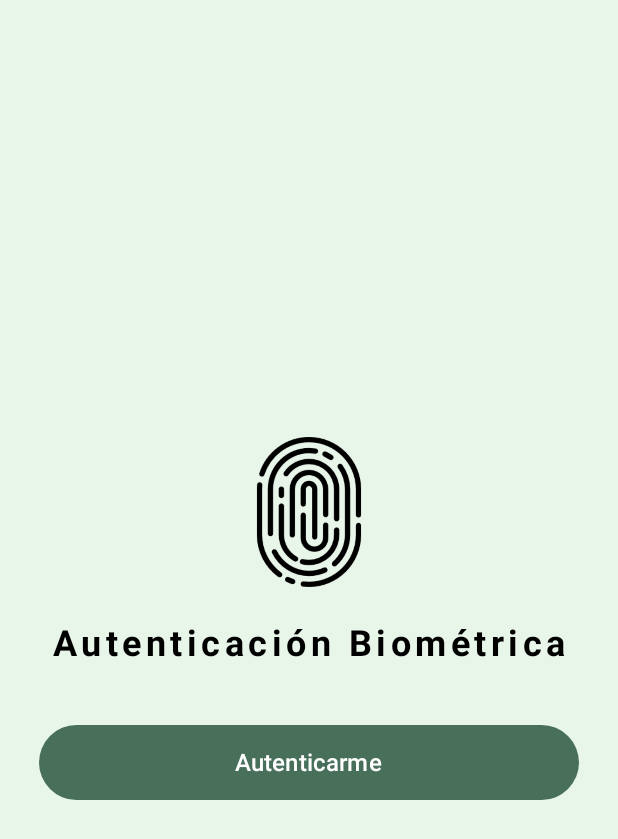
After one commit to Macuts/MisLugares, an Android app built with Jetpack Compose: the BiometricAuthScreen screen opened through its navigation route, on a phone screen of 412 x 824 dp. The commit adds this screen. Shown: the top 839 px of the screen. Run offline under Robolectric (Android 15) with nearby library versions, the phone set to English and light mode, and no system bars.

Commit message:
feat: agrego autenticación por biometria. Se agrega navegación desde el splash -> autenticación -> home.

```diff
--- a/app/build.gradle.kts
+++ b/app/build.gradle.kts
@@ -50,6 +50,8 @@ dependencies {
     implementation(libs.androidx.compose.ui.tooling.preview)
     implementation(libs.androidx.compose.material3)
     implementation(libs.androidx.navigation.compose)
+    //biometria
+    implementation(libs.androidx.biometric)
     testImplementation(libs.junit)
     androidTestImplementation(libs.androidx.junit)
     androidTestImplementation(libs.androidx.espresso.core)
--- a/app/src/main/AndroidManifest.xml
+++ b/app/src/main/AndroidManifest.xml
@@ -1,7 +1,7 @@
 <?xml version="1.0" encoding="utf-8"?>
 <manifest xmlns:android="http://schemas.android.com/apk/res/android"
     xmlns:tools="http://schemas.android.com/tools">
-
+    <uses-permission android:name="android.permission.USE_BIOMETRIC" />
     <application
         android:allowBackup="true"
         android:dataExtractionRules="@xml/data_extraction_rules"
@@ -18,7 +18,6 @@
             android:theme="@style/Theme.MisLugares">
             <intent-filter>
                 <action android:name="android.intent.action.MAIN" />
-
                 <category android:name="android.intent.category.LAUNCHER" />
             </intent-filter>
         </activity>
--- a/app/src/main/java/cl/maqts/app/mislugares/MainActivity.kt
+++ b/app/src/main/java/cl/maqts/app/mislugares/MainActivity.kt
@@ -1,21 +1,13 @@
 package cl.maqts.app.mislugares
 
 import android.os.Bundle
-import androidx.activity.ComponentActivity
 import androidx.activity.compose.setContent
 import androidx.activity.enableEdgeToEdge
-import androidx.compose.foundation.layout.fillMaxSize
-import androidx.compose.foundation.layout.padding
-import androidx.compose.material3.Scaffold
-import androidx.compose.material3.Text
-import androidx.compose.runtime.Composable
-import androidx.compose.ui.Modifier
-import androidx.compose.ui.tooling.preview.Preview
+import androidx.fragment.app.FragmentActivity
 import cl.maqts.app.mislugares.ui.navigation.AppNavigation
-import cl.maqts.app.mislugares.ui.screens.splash.SplashScreen
 import cl.maqts.app.mislugares.ui.theme.AppTheme
 
-class MainActivity : ComponentActivity() {
+class MainActivity : FragmentActivity() {
     override fun onCreate(savedInstanceState: Bundle?) {
         super.onCreate(savedInstanceState)
         enableEdgeToEdge()
--- a/app/src/main/java/cl/maqts/app/mislugares/ui/navigation/AppNavigation.kt
+++ b/app/src/main/java/cl/maqts/app/mislugares/ui/navigation/AppNavigation.kt
@@ -4,6 +4,8 @@ import androidx.compose.runtime.Composable
 import androidx.navigation.compose.NavHost
 import androidx.navigation.compose.composable
 import androidx.navigation.compose.rememberNavController
+import cl.maqts.app.mislugares.ui.screens.authetication.BiometricAuthScreen
+import cl.maqts.app.mislugares.ui.screens.home.HomeScreen
 import cl.maqts.app.mislugares.ui.screens.splash.SplashScreen
 
 @Composable
@@ -15,7 +17,31 @@ fun AppNavigation(){
         startDestination = AppScreens.SplashScreen.route){
 
         composable(AppScreens.SplashScreen.route){
-            SplashScreen()
+            SplashScreen(
+                onSplashFinished = {
+                    navController.navigate(AppScreens.BiometricAuthScreen.route){
+                        popUpTo(AppScreens.SplashScreen.route){
+                            inclusive = true
+                        }
+                    }
+                }
+            )
+        }
+
+        composable(AppScreens.BiometricAuthScreen.route){
+            BiometricAuthScreen(
+                onAuthSuccess = {
+                    navController.navigate(AppScreens.HomeScreen.route){
+                        popUpTo(AppScreens.BiometricAuthScreen.route){
+                            inclusive = true
+                        }
+                    }
+                }
+            )
+        }
+
+        composable(AppScreens.HomeScreen.route){
+            HomeScreen()
         }
     }
 }
--- a/app/src/main/java/cl/maqts/app/mislugares/ui/navigation/AppScreens.kt
+++ b/app/src/main/java/cl/maqts/app/mislugares/ui/navigation/AppScreens.kt
@@ -2,4 +2,7 @@ package cl.maqts.app.mislugares.ui.navigation
 
 sealed class AppScreens(val route: String) {
     object SplashScreen : AppScreens("splash_screen")
+    object BiometricAuthScreen : AppScreens("biometric_auth_screen")
+    object HomeScreen : AppScreens("home_screen")
+
 }
--- /dev/null
+++ b/app/src/main/java/cl/maqts/app/mislugares/ui/screens/authetication/BiometricAuthScreen.kt
@@ -0,0 +1,73 @@
+package cl.maqts.app.mislugares.ui.screens.authetication
+
+import android.util.Log
+import androidx.biometric.BiometricManager.Authenticators.BIOMETRIC_STRONG
+import androidx.biometric.BiometricPrompt
+import androidx.compose.runtime.*
+import androidx.compose.runtime.getValue
+import androidx.compose.ui.platform.LocalContext
+import androidx.core.content.ContextCompat
+import androidx.fragment.app.FragmentActivity
+import androidx.lifecycle.viewmodel.compose.viewModel
+
+
+@Composable
+fun BiometricAuthScreen(
+    onAuthSuccess: () -> Unit,
+    viewModel: BiometricViewModel = viewModel()
+) {
+    val context = LocalContext.current
+    val activity = context as? FragmentActivity
+    val executor = remember { ContextCompat.getMainExecutor(context) }
+    val uiState by viewModel.uiState.collectAsState()
+
+    // Construyo el BiometricPrompt (Modal del sistema para la biometría)
+    val biometricPrompt = remember(activity, executor, viewModel) {
+        activity?.let {
+            BiometricPrompt(it, executor, object : BiometricPrompt.AuthenticationCallback() {
+                override fun onAuthenticationSucceeded(result: BiometricPrompt.AuthenticationResult) {
+                    viewModel.onAuthenticationSucceeded()
+                }
+                override fun onAuthenticationError(errorCode: Int, errString: CharSequence) {
+                    viewModel.onAuthenticationError(errorCode, errString)
+                }
+            })
+        }
+    }
+
+    val promptInfo = remember {
+        BiometricPrompt.PromptInfo.Builder()
+            .setTitle("Autenticación Requerida")
+            .setSubtitle("Usa tu huella para acceder a Mis Lugares")
+            .setAllowedAuthenticators(BIOMETRIC_STRONG) // o BIOMETRIC_STRONG or DEVICE_CREDENTIAL
+            .setNegativeButtonText("Cancelar")
+            .build()
+    }
+
+    // LaunchedEffect para el evento de navegación
+    LaunchedEffect(uiState.authenticationSucceeded) {
+        if (uiState.authenticationSucceeded) {
+            onAuthSuccess() // evento de autenticación exitosa
+        }
+    }
+
+    // LaunchedEffect para el evento de mostrar el diálogo
+    LaunchedEffect(uiState.showPromptBiometri) {
+        if (uiState.showPromptBiometri > 0) {
+            biometricPrompt?.authenticate(promptInfo)
+        }
+    }
+
+    // Lanzar la autenticación automáticamente la primera vez
+    LaunchedEffect(key1 = activity) {
+        if (activity != null){
+            viewModel.onAuthenticateClick()
+            Log.d("BiometricAuthScreen", "Autenticación automática lanzada")
+        }
+    }
+
+    AuthScreenContent(
+        errorMessage = uiState.errorMessage,
+        onAuthenticateClick = { viewModel.onAuthenticateClick() }
+    )
+}
--- /dev/null
+++ b/app/src/main/java/cl/maqts/app/mislugares/ui/screens/authetication/BiometricAuthScreenContent.kt
@@ -0,0 +1,102 @@
+package cl.maqts.app.mislugares.ui.screens.authetication
+
+import androidx.compose.foundation.Image
+import androidx.compose.foundation.background
+import androidx.compose.foundation.layout.Arrangement
+import androidx.compose.foundation.layout.Column
+import androidx.compose.foundation.layout.Spacer
+import androidx.compose.foundation.layout.fillMaxSize
+import androidx.compose.foundation.layout.fillMaxWidth
+import androidx.compose.foundation.layout.height
+import androidx.compose.foundation.layout.padding
+import androidx.compose.foundation.layout.size
+import androidx.compose.material3.Button
+import androidx.compose.material3.ButtonDefaults
+import androidx.compose.material3.Text
+import androidx.compose.runtime.Composable
+import androidx.compose.ui.Alignment
+import androidx.compose.ui.Modifier
+import androidx.compose.ui.graphics.Color
+import androidx.compose.ui.res.painterResource
+import androidx.compose.ui.text.font.FontWeight
+import androidx.compose.ui.text.style.TextAlign
+import androidx.compose.ui.tooling.preview.Preview
+import androidx.compose.ui.unit.dp
+import androidx.compose.ui.unit.sp
+import cl.maqts.app.mislugares.R
+
+@Preview(showBackground = true, name = "Dispositivo con biometria")
+@Composable
+fun BiometricAuthScreenPreview() {
+    AuthScreenContent(onAuthenticateClick = {}, errorMessage = null)
+}
+
+@Preview(showBackground = true, name = "Dispositivo sin biometria")
+@Composable
+fun BiometricAuthErrorPreview() {
+    AuthScreenContent(
+        errorMessage = "Tu dispositivo no soporta biometría.",
+        onAuthenticateClick = {}
+    )
+}
+
+@Composable
+fun AuthScreenContent(
+    errorMessage: String?,
+    onAuthenticateClick: () -> Unit
+) {
+
+        Column(
+            horizontalAlignment = Alignment.CenterHorizontally,
+            verticalArrangement = Arrangement.Center,
+            modifier = Modifier
+                .fillMaxSize()
+                .background(Color(0xFFE8F5E9))
+                .padding(26.dp)
+        ) {
+            Image(
+                painter = painterResource(id = R.drawable.ic_huella_dactilar),
+                contentDescription = "Icono de huella dactilar",
+                modifier = Modifier.size(100.dp)
+            )
+
+            Spacer(modifier = Modifier.height(24.dp))
+
+            Text(
+                text = "Autenticación Biométrica",
+                fontSize = 24.sp,
+                modifier = Modifier.fillMaxWidth(),
+                textAlign = TextAlign.Center,
+                letterSpacing = 3.sp,
+                fontWeight = FontWeight.Bold,
+                color = Color.Black
+            )
+
+            Spacer(modifier = Modifier.height(40.dp))
+
+            Button(
+                onClick = onAuthenticateClick,
+                colors = ButtonDefaults.buttonColors(
+                    containerColor = Color(0xFF476F59),
+                    contentColor = Color.White
+                ),
+                modifier = Modifier
+                    .fillMaxWidth()
+                    .height(50.dp)
+            ) {
+                Text("Autenticarme", fontSize = 16.sp)
+            }
+
+            // Muestro el mensaje de error si existe
+            if (errorMessage != null) {
+                Spacer(modifier = Modifier.height(20.dp))
+                Text(
+                    text = errorMessage,
+                    color = Color(0xFFD32F2F),
+                    fontSize = 14.sp,
+                    textAlign = TextAlign.Center,
+                    fontWeight = FontWeight.Bold
+                )
+            }
+        }
+}
--- /dev/null
+++ b/app/src/main/java/cl/maqts/app/mislugares/ui/screens/authetication/BiometricUiState.kt
@@ -0,0 +1,7 @@
+package cl.maqts.app.mislugares.ui.screens.authetication
+
+data class BiometricUiState(
+    val errorMessage: String? = null,
+    val authenticationSucceeded: Boolean = false,
+    val showPromptBiometri: Int = 0
+)
--- /dev/null
+++ b/app/src/main/java/cl/maqts/app/mislugares/ui/screens/authetication/BiometricViewModel.kt
@@ -0,0 +1,80 @@
+package cl.maqts.app.mislugares.ui.screens.authetication
+
+import android.app.Application
+import android.os.Build
+import android.util.Log
+import androidx.biometric.BiometricManager
+import androidx.lifecycle.AndroidViewModel
+import kotlinx.coroutines.flow.MutableStateFlow
+import kotlinx.coroutines.flow.StateFlow
+import kotlinx.coroutines.flow.asStateFlow
+import kotlinx.coroutines.flow.update
+
+class BiometricViewModel (application: Application) : AndroidViewModel(application) {
+    private val _uiState = MutableStateFlow(BiometricUiState())
+    val uiState: StateFlow<BiometricUiState> = _uiState.asStateFlow()
+
+    fun onAuthenticateClick() {
+        Log.d("BiometricViewModel", "onAuthenticateClick llamado")
+        resetAuthStatus()
+        val availability = checkBiometricAvailability()
+        if (availability == BiometricStatusDevice.AVAILABLE) {
+            _uiState.update { it.copy(showPromptBiometri = it.showPromptBiometri + 1) }
+        } else {
+            onAvailabilityError(availability)
+        }
+    }
+
+    fun onAuthenticationSucceeded() {
+        _uiState.update { it.copy(authenticationSucceeded = true) }
+    }
+
+    fun onAuthenticationError(errorCode: Int, errString: CharSequence) {
+        // seteo el error, excepto si el usuario canceló manualmente
+        if (errorCode != androidx.biometric.BiometricPrompt.ERROR_NEGATIVE_BUTTON &&
+            errorCode != androidx.biometric.BiometricPrompt.ERROR_USER_CANCELED
+            ) {
+            _uiState.update {
+                it.copy(errorMessage = "Error de autenticación: $errString")
+            }
+        }
+    }
+
+    private fun resetAuthStatus() {
+        _uiState.update {
+            it.copy(errorMessage = null, authenticationSucceeded = false)
+        }
+    }
+
+    fun checkBiometricAvailability(): BiometricStatusDevice {
+        val context = getApplication<Application>().applicationContext
+
+        if (Build.VERSION.SDK_INT < Build.VERSION_CODES.M) {
+            return BiometricStatusDevice.NOT_AVAILABLE
+        }
+
+        val biometricManager = BiometricManager.from(context)
+        return when (biometricManager.canAuthenticate(BiometricManager.Authenticators.BIOMETRIC_STRONG)) {
+            BiometricManager.BIOMETRIC_SUCCESS -> BiometricStatusDevice.AVAILABLE
+            BiometricManager.BIOMETRIC_ERROR_NO_HARDWARE -> BiometricStatusDevice.NOT_AVAILABLE
+            BiometricManager.BIOMETRIC_ERROR_HW_UNAVAILABLE -> BiometricStatusDevice.TEMPORARILY_UNAVAILABLE
+            BiometricManager.BIOMETRIC_ERROR_NONE_ENROLLED -> BiometricStatusDevice.AVAILABLE_BUT_NOT_ENROLLED
+            else -> BiometricStatusDevice.NOT_AVAILABLE
+        }
+    }
+
+    fun getBiometricErrorText(availability: BiometricStatusDevice): String {
+        return when (availability) {
+            BiometricStatusDevice.NOT_AVAILABLE -> "El dispositivo no soporta biometría."
+            BiometricStatusDevice.TEMPORARILY_UNAVAILABLE -> "La biometría no está disponible en este momento. Inténtalo más tarde."
+            BiometricStatusDevice.AVAILABLE_BUT_NOT_ENROLLED -> "Dispositivo no configurado para usar huella digital. Por favor, añádela en los ajustes de tu dispositivo."
+            else -> "Ha ocurrido un error inesperado con la biometría."
+        }
+    }
+
+    fun onAvailabilityError(availability: BiometricStatusDevice) {
+        val errorMessage = getBiometricErrorText(availability)
+        _uiState.update { it.copy(errorMessage = errorMessage) }
+    }
+
+}
--- a/app/src/main/java/cl/maqts/app/mislugares/ui/screens/splash/SplashScreen.kt
+++ b/app/src/main/java/cl/maqts/app/mislugares/ui/screens/splash/SplashScreen.kt
@@ -9,19 +9,21 @@ import androidx.compose.foundation.layout.fillMaxSize
 import androidx.compose.foundation.layout.padding
 import androidx.compose.foundation.layout.size
 import androidx.compose.material3.CircularProgressIndicator
-import androidx.compose.material3.MaterialTheme
 import androidx.compose.material3.Text
 import androidx.compose.runtime.Composable
+import androidx.compose.runtime.LaunchedEffect
 import androidx.compose.ui.Alignment
 import androidx.compose.ui.Modifier
 import androidx.compose.ui.graphics.Color
 import androidx.compose.ui.layout.ContentScale
 import androidx.compose.ui.res.painterResource
+import androidx.compose.ui.text.font.FontWeight
 import androidx.compose.ui.tooling.preview.Preview
 import androidx.compose.ui.unit.dp
 import androidx.compose.ui.unit.sp
 import cl.maqts.app.mislugares.R
 import cl.maqts.app.mislugares.ui.theme.AppTheme
+import kotlinx.coroutines.delay
 
 @Preview(showBackground = true)
 @Composable
@@ -33,7 +35,14 @@ fun SplashScreenPreview() {
 
 
 @Composable
-fun SplashScreen() {
+fun SplashScreen(
+    onSplashFinished: () -> Unit = {}
+) {
+    LaunchedEffect(key1 = Unit) {
+        delay(1500)
+        onSplashFinished()
+    }
+
     Box(
         modifier = Modifier
             .fillMaxSize(),
@@ -42,7 +51,7 @@ fun SplashScreen() {
         Column(
             modifier = Modifier
                 .fillMaxSize()
-                .background(Color(0xFFAED7BF)),
+                .background(Color(0xFFE8F5E9)),
             verticalArrangement = Arrangement.Center,
             horizontalAlignment = Alignment.CenterHorizontally
         ) {
@@ -50,9 +59,7 @@ fun SplashScreen() {
                 text = "Mis Lugares",
                 color = Color(0xFF476F59),
                 fontSize = 40.sp,
-                fontWeight = MaterialTheme.typography.titleLarge.fontWeight,
-                fontFamily = MaterialTheme.typography.titleLarge.fontFamily
-            )
+                fontWeight = FontWeight.Bold            )
             Image(
                 painter = painterResource(id = R.drawable.logo_my_places),
                 contentDescription = "Logo Mis Lugares",
--- a/app/src/main/res/values/colors.xml
+++ b/app/src/main/res/values/colors.xml
@@ -7,5 +7,7 @@
     <color name="teal_700">#FF018786</color>
     <color name="black">#FF000000</color>
     <color name="white">#FFFFFFFF</color>
-    <color name="backGroundColor">#AED7BF</color>
+    <color name="backgroundColor2">#AED7BF</color>
+    <color name="textColor">#476F59</color>
+    <color name="backgroundAppColor">#E8F5E9</color>
 </resources>
--- a/app/src/main/res/values/themes.xml
+++ b/app/src/main/res/values/themes.xml
@@ -1,6 +1,6 @@
 <?xml version="1.0" encoding="utf-8"?>
 <resources>
     <style name="Theme.MisLugares" parent="android:Theme.Material.Light.NoActionBar" >
-        <item name="android:windowBackground">@color/backGroundColor</item>
+        <item name="android:windowBackground">@color/backgroundAppColor</item>
     </style>
 </resources>
```
Also changed, not shown: app/src/main/java/cl/maqts/app/mislugares/ui/screens/authetication/BiometricStatusDevice.kt (added, +16 -0 lines), app/src/main/java/cl/maqts/app/mislugares/ui/screens/home/HomeScreen.kt (added, +20 -0 lines), gradle/libs.versions.toml (+5 -3 lines), app/src/main/res/drawable/ic_huella_dactilar.png (added), 1 other file.
